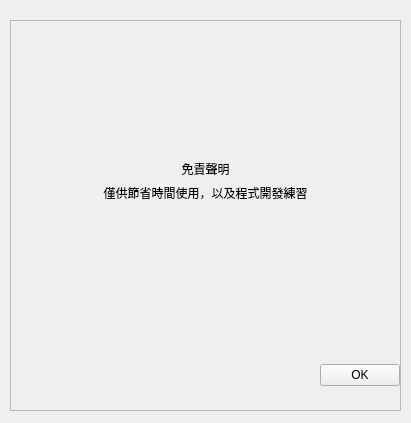
First picture: the form in Homepage/Help.ui, repository Jukon3234/ChatGPT_Make_me_WorkHarder, before the edit.
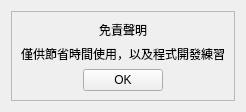
Second picture: the form after the edit.

Commit message:
UI : add another form for help page
[Detailed Description]
change UI form
add another form for help page

[File type]
UI

Diff of the .ui file:
```diff
--- a/Homepage/Help.ui
+++ b/Homepage/Help.ui
@@ -6,75 +6,26 @@
    <rect>
     <x>0</x>
     <y>0</y>
-    <width>411</width>
-    <height>423</height>
+    <width>244</width>
+    <height>101</height>
    </rect>
   </property>
   <property name="windowTitle">
    <string>Form</string>
   </property>
+  <layout class="QGridLayout" name="gridLayout_3">
+   <item row="0" column="0">
   <widget class="QFrame" name="frame">
-   <property name="geometry">
-    <rect>
-     <x>10</x>
-     <y>20</y>
-     <width>391</width>
-     <height>391</height>
-    </rect>
-   </property>
    <property name="frameShape">
     <enum>QFrame::StyledPanel</enum>
    </property>
    <property name="frameShadow">
     <enum>QFrame::Raised</enum>
    </property>
-   <widget class="QWidget" name="gridLayoutWidget">
-    <property name="geometry">
-     <rect>
-      <x>0</x>
-      <y>0</y>
-      <width>391</width>
-      <height>321</height>
-     </rect>
-    </property>
+     <layout class="QGridLayout" name="gridLayout_2">
+      <item row="0" column="0">
     <layout class="QGridLayout" name="gridLayout">
-     <item row="2" column="1">
-      <widget class="QLabel" name="label">
-       <property name="text">
-        <string>僅供節省時間使用，以及程式開發練習</string>
-       </property>
-       <property name="alignment">
-        <set>Qt::AlignCenter</set>
-       </property>
-      </widget>
-     </item>
-     <item row="0" column="1">
-      <spacer name="verticalSpacer">
-       <property name="orientation">
-        <enum>Qt::Vertical</enum>
-       </property>
-       <property name="sizeHint" stdset="0">
-        <size>
-         <width>20</width>
-         <height>40</height>
-        </size>
-       </property>
-      </spacer>
-     </item>
-     <item row="3" column="1">
-      <spacer name="verticalSpacer_2">
-       <property name="orientation">
-        <enum>Qt::Vertical</enum>
-       </property>
-       <property name="sizeHint" stdset="0">
-        <size>
-         <width>20</width>
-         <height>40</height>
-        </size>
-       </property>
-      </spacer>
-     </item>
-     <item row="1" column="1">
+        <item row="0" column="0">
       <widget class="QLabel" name="label_2">
        <property name="text">
         <string>免責聲明</string>
@@ -84,49 +35,19 @@
        </property>
       </widget>
      </item>
-     <item row="1" column="0" rowspan="2">
-      <spacer name="horizontalSpacer_3">
-       <property name="orientation">
-        <enum>Qt::Horizontal</enum>
-       </property>
-       <property name="sizeType">
-        <enum>QSizePolicy::Maximum</enum>
-       </property>
-       <property name="sizeHint" stdset="0">
-        <size>
-         <width>40</width>
-         <height>20</height>
-        </size>
-       </property>
-      </spacer>
-     </item>
-     <item row="1" column="2" rowspan="2">
-      <spacer name="horizontalSpacer_2">
-       <property name="orientation">
-        <enum>Qt::Horizontal</enum>
-       </property>
-       <property name="sizeType">
-        <enum>QSizePolicy::Maximum</enum>
-       </property>
-       <property name="sizeHint" stdset="0">
-        <size>
-         <width>40</width>
-         <height>20</height>
-        </size>
-       </property>
-      </spacer>
-     </item>
-    </layout>
-   </widget>
-   <widget class="QWidget" name="horizontalLayoutWidget">
-    <property name="geometry">
-     <rect>
-      <x>9</x>
-      <y>330</y>
-      <width>381</width>
-      <height>51</height>
-     </rect>
-    </property>
+        <item row="1" column="0">
+         <widget class="QLabel" name="label">
+          <property name="text">
+           <string>僅供節省時間使用，以及程式開發練習</string>
+          </property>
+          <property name="alignment">
+           <set>Qt::AlignCenter</set>
+          </property>
+         </widget>
+        </item>
+       </layout>
+      </item>
+      <item row="1" column="0">
     <layout class="QHBoxLayout" name="horizontalLayout">
      <item>
       <spacer name="horizontalSpacer">
@@ -148,9 +69,25 @@
        </property>
       </widget>
      </item>
-    </layout>
-   </widget>
-  </widget>
+        <item>
+         <spacer name="horizontalSpacer_2">
+          <property name="orientation">
+           <enum>Qt::Horizontal</enum>
+          </property>
+          <property name="sizeHint" stdset="0">
+           <size>
+            <width>40</width>
+            <height>20</height>
+           </size>
+          </property>
+         </spacer>
+        </item>
+       </layout>
+      </item>
+     </layout>
+    </widget>
+   </item>
+  </layout>
  </widget>
  <resources/>
  <connections/>
```
Lines whose indentation alone changed are shown as unchanged. The commit also changes 4 other files.
